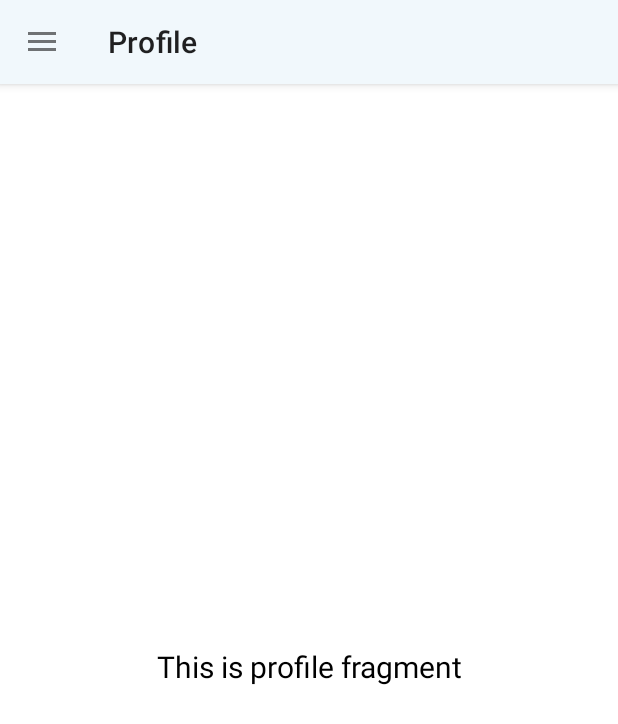
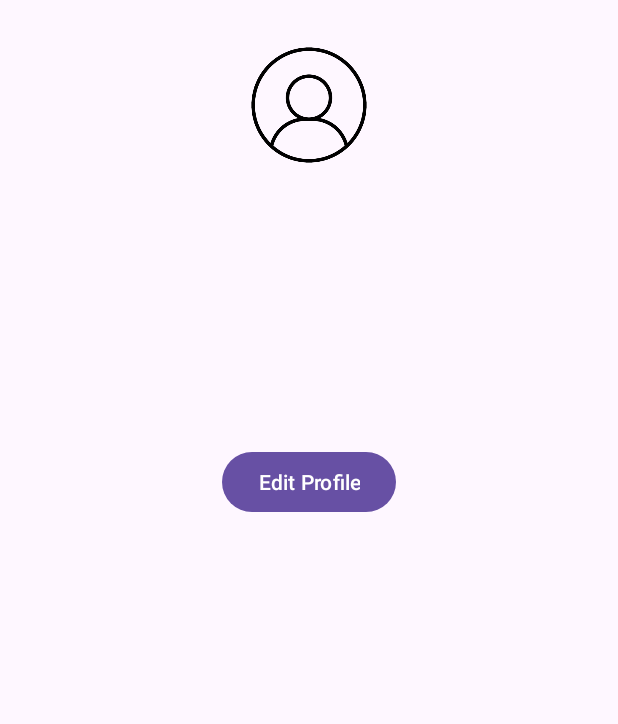
Before and after one commit to Ricomessi/Warehouse-Mobile, an Android app: the NavigationActivity screen opened directly, with no data from a screen before it, in the side drawer, after a tap on "Profile", on a phone screen of 412 x 824 dp. Shown: the top 724 px of the screen. Run offline under Robolectric (Android 15) with nearby library versions, the phone set to English and light mode, and no system bars; our stand-ins replace Firebase (no records; nobody signed in at launch, a user with empty details on screens opened directly), navigation-ui; libraries missing offline, so code that uses them is left out: com.github.mikephil.charting; 22 statements that could not run were skipped.

Commit message:
Adding update profile and show information about user

```diff
--- a/app/src/main/AndroidManifest.xml
+++ b/app/src/main/AndroidManifest.xml
@@ -15,6 +15,12 @@
         android:supportsRtl="true"
         android:theme="@style/Theme.Warehouse"
         tools:targetApi="31">
+        <activity
+            android:name=".EditProfileActivity"
+            android:exported="false" />
+        <activity
+            android:name=".ProfileActivity"
+            android:exported="false" />
         <activity
             android:name=".ui.tableBarang.UpdateBarangActivity"
             android:exported="false" />
--- a/app/src/main/java/com/example/warehouse/NavigationActivity.java
+++ b/app/src/main/java/com/example/warehouse/NavigationActivity.java
@@ -76,9 +76,6 @@ public class NavigationActivity extends AppCompatActivity implements NavigationV
         DrawerLayout drawer = binding.drawerLayout;
         int id = item.getItemId();
 
-        // Close the drawer
-        drawer.closeDrawer(GravityCompat.START);
-
         if (id == R.id.nav_logout) {
             // Show confirmation dialog
             new AlertDialog.Builder(this)
@@ -97,6 +94,11 @@ public class NavigationActivity extends AppCompatActivity implements NavigationV
                     .setNegativeButton("Cancel", null)
                     .show();
             return true;
+        } else if (id == R.id.nav_profile) {
+            // Navigate to ProfileActivity
+            Intent intent = new Intent(NavigationActivity.this, ProfileActivity.class);
+            startActivity(intent);
+            return true;
         } else {
             // Handle other navigation item clicks here
             NavController navController = Navigation.findNavController(this, R.id.nav_host_fragment_content_navigation);
@@ -109,4 +111,5 @@ public class NavigationActivity extends AppCompatActivity implements NavigationV
             }
         }
     }
+
 }
--- /dev/null
+++ b/app/src/main/java/com/example/warehouse/ProfileActivity.java
@@ -0,0 +1,54 @@
+package com.example.warehouse;
+
+import android.content.Intent;
+import android.content.SharedPreferences;
+import android.net.Uri;
+import android.os.Bundle;
+import android.widget.Button;
+import android.widget.ImageView;
+import android.widget.TextView;
+
+import androidx.appcompat.app.AppCompatActivity;
+
+import com.bumptech.glide.Glide;
+
+public class ProfileActivity extends AppCompatActivity {
+
+    private TextView tvUsername, tvName, tvEmail, tvRole;
+    private ImageView ivProfilePicture;
+    private Button btnEditProfile;
+
+    @Override
+    protected void onCreate(Bundle savedInstanceState) {
+        super.onCreate(savedInstanceState);
+        setContentView(R.layout.activity_profile);
+
+        tvUsername = findViewById(R.id.tvUsername);
+        tvName = findViewById(R.id.tvName);
+        tvEmail = findViewById(R.id.tvEmail);
+        tvRole = findViewById(R.id.tvRole);
+        ivProfilePicture = findViewById(R.id.ivProfilePicture);
+        btnEditProfile = findViewById(R.id.btnEditProfile);
+
+        SharedPreferences sharedPreferences = getSharedPreferences("UserSession", MODE_PRIVATE);
+        String username = sharedPreferences.getString("USERNAME", "");
+        String name = sharedPreferences.getString("NAME", "");
+        String email = sharedPreferences.getString("EMAIL", "");
+        String role = sharedPreferences.getString("ROLE", "");
+        String profileUrl = sharedPreferences.getString("PROFILE", "");
+
+        tvUsername.setText(username);
+        tvName.setText(name);
+        tvEmail.setText(email);
+        tvRole.setText(role);
+
+        if (!profileUrl.isEmpty()) {
+            Glide.with(this).load(profileUrl).into(ivProfilePicture);
+        }
+
+        btnEditProfile.setOnClickListener(view -> {
+            Intent intent = new Intent(ProfileActivity.this, EditProfileActivity.class);
+            startActivity(intent);
+        });
+    }
+}
--- /dev/null
+++ b/app/src/main/res/layout/activity_profile.xml
@@ -0,0 +1,61 @@
+<?xml version="1.0" encoding="utf-8"?>
+<RelativeLayout xmlns:android="http://schemas.android.com/apk/res/android"
+    xmlns:tools="http://schemas.android.com/tools"
+    android:layout_width="match_parent"
+    android:layout_height="match_parent"
+    tools:context=".ProfileActivity">
+
+    <ImageView
+        android:id="@+id/ivProfilePicture"
+        android:layout_width="100dp"
+        android:layout_height="100dp"
+        android:layout_marginTop="20dp"
+        android:layout_centerHorizontal="true"
+        android:src="@drawable/profile" />
+
+    <TextView
+        android:id="@+id/tvUsername"
+        android:layout_width="wrap_content"
+        android:layout_height="wrap_content"
+        android:text="Username"
+        android:layout_below="@id/ivProfilePicture"
+        android:layout_marginTop="20dp"
+        android:layout_centerHorizontal="true" />
+
+    <TextView
+        android:id="@+id/tvName"
+        android:layout_width="wrap_content"
+        android:layout_height="wrap_content"
+        android:text="Name"
+        android:layout_below="@id/tvUsername"
+        android:layout_marginTop="20dp"
+        android:layout_centerHorizontal="true" />
+
+    <TextView
+        android:id="@+id/tvEmail"
+        android:layout_width="wrap_content"
+        android:layout_height="wrap_content"
+        android:text="Email"
+        android:layout_below="@id/tvName"
+        android:layout_marginTop="20dp"
+        android:layout_centerHorizontal="true" />
+
+    <TextView
+        android:id="@+id/tvRole"
+        android:layout_width="wrap_content"
+        android:layout_height="wrap_content"
+        android:text="Role"
+        android:layout_below="@id/tvEmail"
+        android:layout_marginTop="20dp"
+        android:layout_centerHorizontal="true" />
+
+    <Button
+        android:id="@+id/btnEditProfile"
+        android:layout_width="wrap_content"
+        android:layout_height="wrap_content"
+        android:text="Edit Profile"
+        android:layout_below="@id/tvRole"
+        android:layout_marginTop="20dp"
+        android:layout_centerHorizontal="true" />
+
+</RelativeLayout>
--- a/app/src/main/res/menu/activity_main_drawer.xml
+++ b/app/src/main/res/menu/activity_main_drawer.xml
@@ -13,7 +13,7 @@
             android:icon="@drawable/baseline_format_list_bulleted_add_24"
             android:title="@string/menu_gallery" />
         <item
-            android:id="@+id/nav_slideshow"
+            android:id="@+id/nav_profile"
             android:icon="@drawable/baseline_person_24"
             android:title="@string/menu_slideshow" />
         <item
```
Also changed, not shown: app/src/main/java/com/example/warehouse/EditProfileActivity.java (added, +130 -0 lines), app/src/main/java/com/example/warehouse/LoginActivity.java (+7 -1 lines), app/src/main/res/layout/activity_edit_profile.xml (added, +70 -0 lines).
